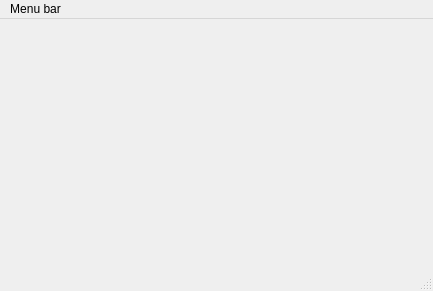
Before: the Qt Designer form src/mainwindow.ui in Abysmal683/proyecto-inventario-de-autos, drawn with Qt 5.
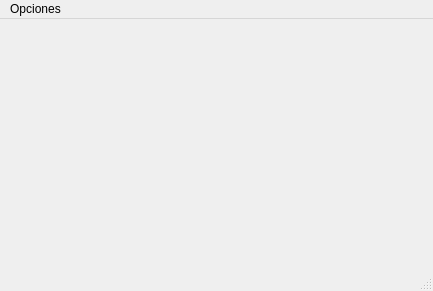
After: the same form once the commit is applied.

Commit message: arreglo: QMaiWindow repetido, remplazado por QWidget

Diff of the .ui file:
```diff
--- a/src/mainwindow.ui
+++ b/src/mainwindow.ui
@@ -23,12 +23,12 @@
      <height>23</height>
     </rect>
    </property>
-   <widget class="QMenu" name="menuMenu_bar">
+   <widget class="QMenu" name="Menu_Opcion1">
     <property name="title">
-     <string>Menu bar</string>
+     <string>Opciones</string>
     </property>
    </widget>
-   <addaction name="menuMenu_bar"/>
+   <addaction name="Menu_Opcion1"/>
   </widget>
   <widget class="QStatusBar" name="statusBar"/>
  </widget>
```
Left out of the diff: 6 changed lines with no effect on the pictures.
